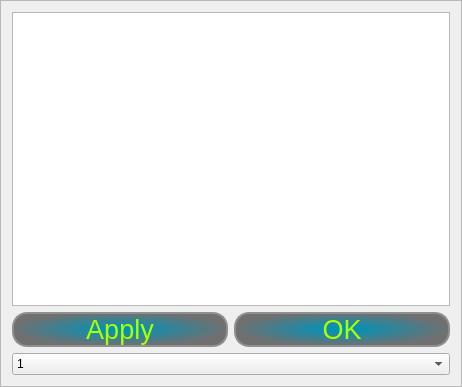
Old version of the form iDom_Client/frameoptions.ui in the repository cyniu88/QT_kurs.
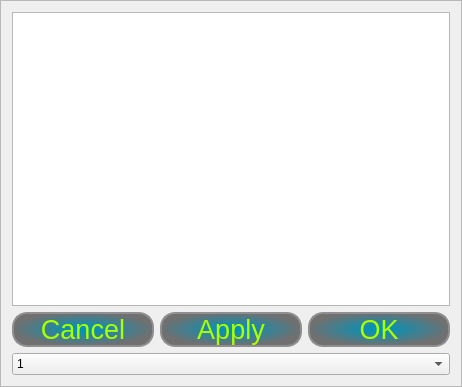
New version of the form. Icons and pictures are not drawn.

What changed in the file:
```diff
--- a/iDom_Client/frameoptions.ui
+++ b/iDom_Client/frameoptions.ui
@@ -32,6 +32,35 @@
    </item>
    <item row="1" column="0">
     <layout class="QHBoxLayout" name="horizontalLayout">
+     <item>
+      <widget class="QPushButton" name="pushButton">
+       <property name="sizePolicy">
+        <sizepolicy hsizetype="Minimum" vsizetype="Ignored">
+         <horstretch>0</horstretch>
+         <verstretch>0</verstretch>
+        </sizepolicy>
+       </property>
+       <property name="font">
+        <font>
+         <pointsize>20</pointsize>
+        </font>
+       </property>
+       <property name="styleSheet">
+        <string notr="true">QPushButton {background-color: qradialgradient(spread:pad, cx:0.499807, cy:0.489, radius:0.5, fx:0.499, fy:0.488909, stop:0.0795455 rgba(0, 147, 185, 255), stop:1 rgba(30, 30, 30, 155));
+ border: 2px solid #8f8f91;
+border-radius: 15px;
+	color: rgb(170, 255, 0);
+}
+QPushButton:pressed {
+border:none;
+}
+   </string>
+       </property>
+       <property name="text">
+        <string>Cancel</string>
+       </property>
+      </widget>
+     </item>
      <item>
       <widget class="QPushButton" name="applyButton">
        <property name="font">
```
Left out of the diff: 20 changed lines with no effect on the pictures.
